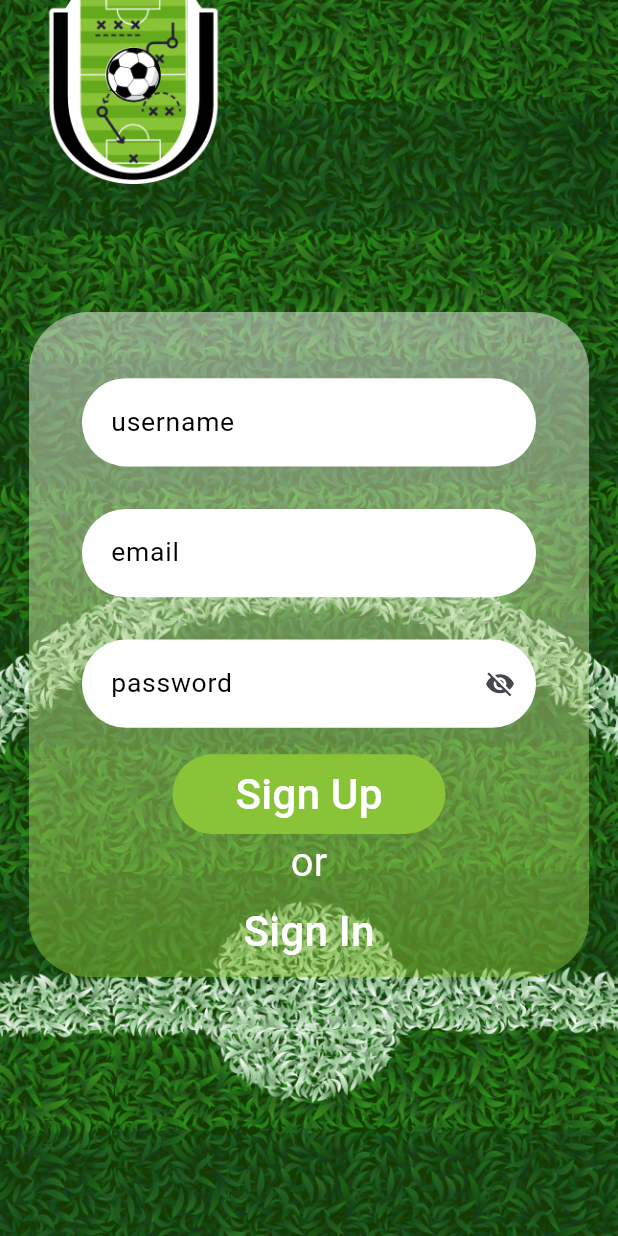
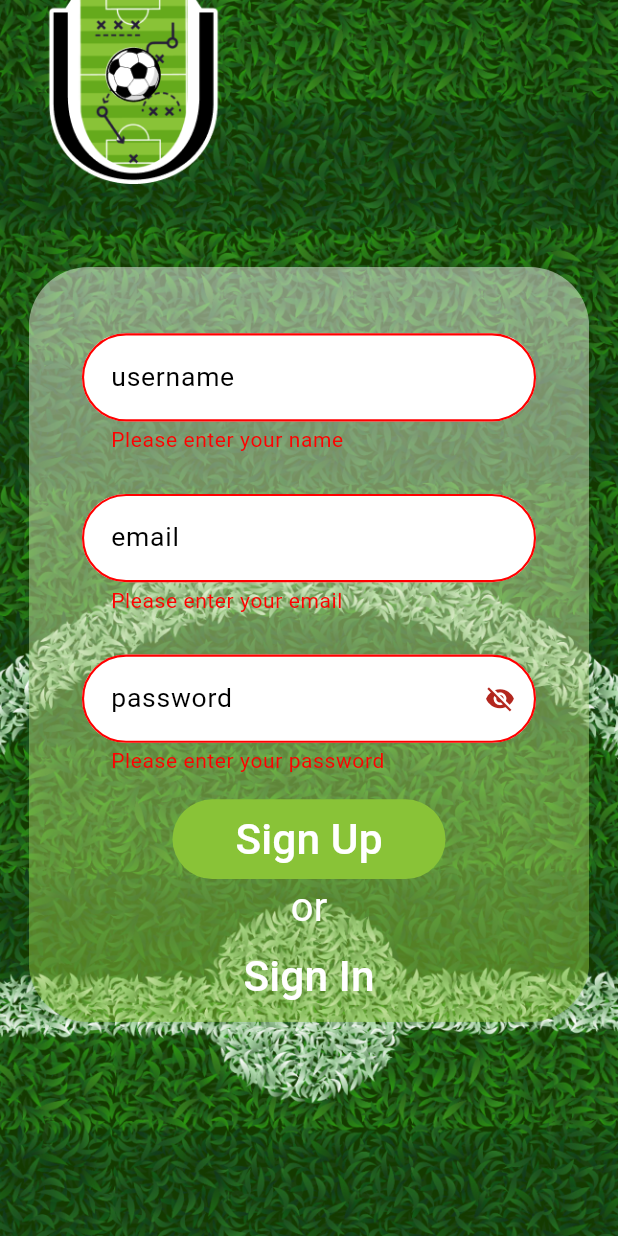
Before and after one commit to Mohamed-Essam-Mohamed/TACTIC-APP, a Flutter app: the SignUpScreen screen opened by its route, after a tap on "Sign Up", on a phone screen of 412 x 824 dp. Run offline on Flutter 3.47's test engine with Material 3 defaults, Android fonts, the phone set to English and light mode, and no system bars; our stand-ins replace bloc, cloud_firestore, curved_navigation_bar, firebase_auth, firebase_core, flutter_bloc and 5 more; accounts and stored records are empty; Roboto replaces fonts that are missing (Abel, Acme); project files that could hold a hidden picture were left out.

Commit message:
finished sign up by firebase.

```diff
--- /dev/null
+++ b/lib/src/data/model/app_user.dart
@@ -0,0 +1,30 @@
+// ignore_for_file: public_member_api_docs, sort_constructors_first
+class AppUser {
+  static const String collectionName = 'users';
+  String id;
+  String name;
+  String email;
+  AppUser({
+    required this.id,
+    required this.name,
+    required this.email,
+  });
+
+  //* to json
+  Map<String, dynamic> toJson() {
+    return <String, dynamic>{
+      'id': id,
+      'name': name,
+      'email': email,
+    };
+  }
+
+  //* from json
+  factory AppUser.fromJson(Map<String, dynamic> json) {
+    return AppUser(
+      id: json['id'] as String,
+      name: json['name'] as String,
+      email: json['email'] as String,
+    );
+  }
+}
--- /dev/null
+++ b/lib/src/feature/auth/function_validator/function_validator.dart
@@ -0,0 +1,44 @@
+String? functionUserNameValidator(text) {
+  if (text!.trim().isEmpty) {
+    return "Please enter your name";
+  }
+
+  if (text.length < 3) {
+    return "not valid name, you should be at greater 3 characters";
+  }
+  //? regular expression name
+  RegExp regex = RegExp(r'^[a-zA-Z\s]+$');
+  if (!regex.hasMatch(text)) {
+    return "your name is not valid";
+  }
+  return null;
+}
+
+String? functionEmailValidator(text) {
+  if (text!.trim().isEmpty) {
+    return "Please enter your email";
+  }
+  //? regular expression email
+  RegExp regex = RegExp(
+      r'^(([^<>()[\]\\.,;:\s@\"]+(\.[^<>()[\]\\.,;:\s@\"]+)*)|(\".+\"))@((\[[0-9]{1,3}\.[0-9]{1,3}\.[0-9]{1,3}\.[0-9]{1,3}\])|(([a-zA-Z\-0-9]+\.)+[a-zA-Z]{2,}))$');
+  if (!regex.hasMatch(text)) {
+    return "your email is not valid";
+  }
+  return null;
+}
+
+String? functionPasswordValidator(text) {
+  if (text!.trim().isEmpty) {
+    return "Please enter your password";
+  }
+  if (text.length <= 8) {
+    return "your password is short";
+  }
+
+  RegExp regex =
+      RegExp(r'^(?=.*?[A-Z])(?=.*?[a-z])(?=.*?[0-9])(?=.*?[!@#\$&*~]).{8,}$');
+  if (!regex.hasMatch(text)) {
+    return "your password is not valid";
+  }
+  return null;
+}
--- a/lib/src/feature/auth/sign_up/view/sign_up_screen.dart
+++ b/lib/src/feature/auth/sign_up/view/sign_up_screen.dart
@@ -2,21 +2,43 @@ import 'dart:ui';
 
 import 'package:flutter/foundation.dart';
 import 'package:flutter/material.dart';
+import 'package:flutter_bloc/flutter_bloc.dart';
 import 'package:flutter_screenutil/flutter_screenutil.dart';
 import 'package:gap/gap.dart';
 import 'package:google_fonts/google_fonts.dart';
+import 'package:tactic_zone/src/feature/auth/sign_up/view_model/sign_up_view_model_cubit.dart';
 import 'package:tactic_zone/src/utils/app_color.dart';
+import 'package:tactic_zone/src/utils/app_dialog.dart';
 import 'package:tactic_zone/src/widget/button_app_widget.dart';
 import 'package:tactic_zone/src/widget/text_form_filed_widget.dart';
 
+import '../../../app_init/button_navigation_bar_screen.dart';
+import '../../function_validator/function_validator.dart';
+
 class SignUpScreen extends StatelessWidget {
   static const String routeName = 'SignUpScreen';
-  const SignUpScreen({super.key});
+  SignUpScreen({super.key});
+  SignUpViewModelCubit viewModel = SignUpViewModelCubit();
 
   @override
   Widget build(BuildContext context) {
     return Scaffold(
-      body: Stack(
+      body: BlocListener<SignUpViewModelCubit, SignUpViewModelState>(
+        bloc: viewModel,
+        listener: (context, state) {
+          if (state is LoadingSignUpViewModel) {
+            return AppDialog.showLoading(context, "loading...");
+          }
+          if (state is ErrorSignUpViewModel) {
+            Navigator.pop(context);
+            return AppDialog.showMessage(
+                context: context, message: state.message);
+          }
+          if (state is SuccessSignUpViewModel) {
+            Navigator.pushNamed(context, ButtonNavigationBarScreen.routeName);
+          }
+        },
+        child: Stack(
           children: [
             Image.asset(
               "assets/image/background-auth.png",
@@ -25,6 +47,7 @@ class SignUpScreen extends StatelessWidget {
               height: double.infinity,
             ),
             Center(
+              child: SingleChildScrollView(
                 child: Container(
                   padding: EdgeInsets.symmetric(horizontal: 37.w),
                   margin: EdgeInsets.only(
@@ -40,6 +63,8 @@ class SignUpScreen extends StatelessWidget {
                       fit: BoxFit.cover,
                     ),
                   ),
+                  child: Form(
+                    key: viewModel.formKey,
                     child: Column(
                       crossAxisAlignment: CrossAxisAlignment.center,
                       mainAxisSize: MainAxisSize.min,
@@ -47,26 +72,28 @@ class SignUpScreen extends StatelessWidget {
                         Gap(50.h),
                         TextFormFiledWidget(
                           hintText: "username",
-                    validator: (text) {},
-                    controller: TextEditingController(),
+                          validator: functionUserNameValidator,
+                          controller: viewModel.userNameController,
                         ),
                         Gap(32.h),
                         TextFormFiledWidget(
                           hintText: "email",
-                    validator: (text) {},
-                    controller: TextEditingController(),
+                          validator: functionEmailValidator,
+                          controller: viewModel.emailController,
                         ),
                         Gap(32.h),
                         TextFormFiledWidget(
                           hintText: "password",
-                    validator: (text) {},
+                          validator: functionPasswordValidator,
                           isObscureText: true,
                           showObscureText: true,
-                    controller: TextEditingController(),
+                          controller: viewModel.passwordController,
                         ),
                         Gap(20.h),
                         ButtonAppWidget(
-                    onPressed: () {},
+                          onPressed: () async {
+                            await viewModel.signUp();
+                          },
                           text: "Sign Up",
                           fonSize: 32,
                           minWidth: 190,
@@ -92,7 +119,10 @@ class SignUpScreen extends StatelessWidget {
                     ),
                   ),
                 ),
+              ),
+            ),
           ],
+        ),
       ),
     );
   }
--- /dev/null
+++ b/lib/src/feature/auth/sign_up/view_model/sign_up_view_model_cubit.dart
@@ -0,0 +1,51 @@
+import 'dart:io';
+import 'dart:math';
+
+import 'package:bloc/bloc.dart';
+import 'package:firebase_auth/firebase_auth.dart';
+import 'package:flutter/material.dart';
+import 'package:meta/meta.dart';
+import 'package:tactic_zone/src/data/firebase_service/firebase_service.dart';
+import 'package:tactic_zone/src/data/model/app_user.dart';
+
+import '../../../../utils/app_shared_preferences.dart';
+
+part 'sign_up_view_model_state.dart';
+
+class SignUpViewModelCubit extends Cubit<SignUpViewModelState> {
+  SignUpViewModelCubit() : super(SignUpViewModelInitial());
+  var userNameController = TextEditingController();
+  var emailController = TextEditingController();
+  var passwordController = TextEditingController();
+  var formKey = GlobalKey<FormState>();
+  Future<void> signUp() async {
+    if (formKey.currentState!.validate()) {
+      emit(LoadingSignUpViewModel());
+      try {
+        await FirebaseAuth.instance.createUserWithEmailAndPassword(
+          email: emailController.text,
+          password: passwordController.text,
+        );
+        await FirebaseService.addUser(
+          AppUser(
+            id: FirebaseAuth.instance.currentUser!.uid,
+            name: userNameController.text,
+            email: emailController.text,
+          ),
+        );
+        SharedPreferencesUtils.saveData(
+            key: "token", value: FirebaseAuth.instance.currentUser!.uid);
+        emit(SuccessSignUpViewModel());
+      } on FirebaseAuthException catch (e) {
+        if (e.code == 'email-already-in-use') {
+          emit(ErrorSignUpViewModel(
+              'The account already exists for that email.'));
+        }
+      } on SocketException {
+        emit(ErrorSignUpViewModel("No Internet Connection"));
+      } catch (e) {
+        emit(ErrorSignUpViewModel(e.toString()));
+      }
+    }
+  }
+}
--- /dev/null
+++ b/lib/src/feature/auth/sign_up/view_model/sign_up_view_model_state.dart
@@ -0,0 +1,16 @@
+part of 'sign_up_view_model_cubit.dart';
+
+@immutable
+abstract class SignUpViewModelState {}
+
+class SignUpViewModelInitial extends SignUpViewModelState {}
+
+class LoadingSignUpViewModel extends SignUpViewModelState {}
+
+class SuccessSignUpViewModel extends SignUpViewModelState {}
+
+class ErrorSignUpViewModel extends SignUpViewModelState {
+  final String message;
+
+  ErrorSignUpViewModel(this.message);
+}
--- a/lib/src/widget/text_form_filed_widget.dart
+++ b/lib/src/widget/text_form_filed_widget.dart
@@ -50,13 +50,15 @@ class _TextFormFiledWidgetState extends State<TextFormFiledWidget> {
         hintStyle: AppTextStyle.textStyle20,
         errorStyle: AppTextStyle.textStyle20.copyWith(
           color: AppColor.redColor,
-          fontSize: 13,
+          fontSize: 14,
+          height: 0,
         ),
         errorMaxLines: 1,
         suffixIcon: widget.showObscureText == true ? logicIcon() : null,
         enabledBorder: customOutLineInputBorder(color: Colors.transparent),
         errorBorder: customOutLineInputBorder(color: AppColor.redColor),
         focusedBorder: customOutLineInputBorder(color: AppColor.primaryColor),
+        focusedErrorBorder: customOutLineInputBorder(color: AppColor.redColor),
       ),
     );
   }
--- a/pubspec.yaml
+++ b/pubspec.yaml
@@ -42,6 +42,7 @@ dependencies:
   gap: ^3.0.1
   google_fonts: ^6.2.1
   http: ^1.2.2
+  shared_preferences: ^2.3.2
   uuid: ^4.5.1
 
 dev_dependencies:
```
Also changed, not shown: lib/main.dart (+21 -5 lines), lib/src/data/firebase_service/firebase_service.dart (added, +27 -0 lines), lib/src/utils/app_dialog.dart (added, +78 -0 lines), lib/src/utils/app_shared_preferences.dart (added, +30 -0 lines), pubspec.lock, 1 other file. Lines whose indentation alone changed are shown as unchanged.
